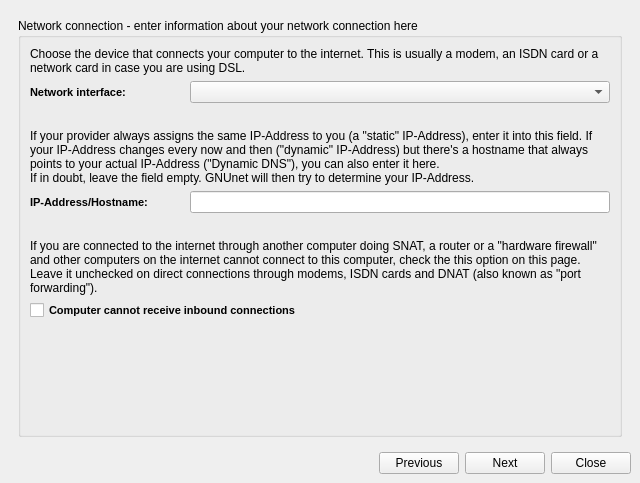
The window that src/setup/qt/gnunet-setup.ui (pruby/GNUnet-Mirror) describes before a commit, drawn with Qt 5.
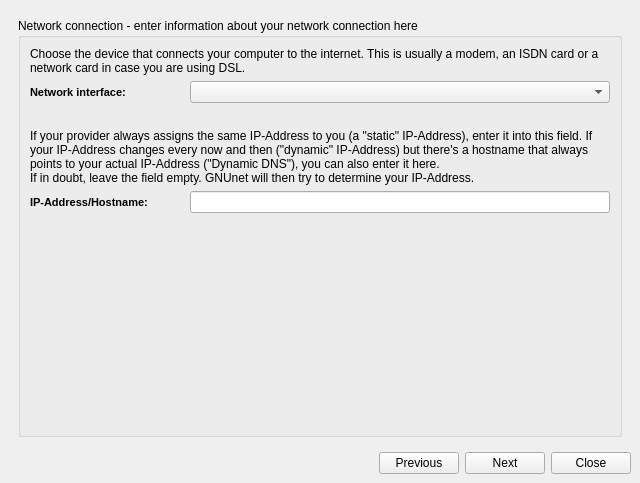
The same window after the commit. The open tabs and pages were chosen to show the change. Icons and pictures are not drawn.

Commit message: remove NAT option

Diff of the .ui file:
```diff
--- a/src/setup/qt/gnunet-setup.ui
+++ b/src/setup/qt/gnunet-setup.ui
@@ -224,44 +224,6 @@
             </property>
            </spacer>
           </item>
-          <item>
-           <widget class="QLabel" name="label_5" >
-            <property name="text" >
-             <string>If you are connected to the internet through another computer doing SNAT, a router or a "hardware firewall" and other computers on the internet cannot connect to this computer, check the this option on this page. Leave it unchecked on direct connections through modems, ISDN cards and DNAT (also known as "port forwarding").</string>
-            </property>
-            <property name="wordWrap" >
-             <bool>true</bool>
-            </property>
-           </widget>
-          </item>
-          <item>
-           <layout class="QHBoxLayout" >
-            <property name="margin" >
-             <number>0</number>
-            </property>
-            <property name="spacing" >
-             <number>6</number>
-            </property>
-            <item>
-             <widget class="QCheckBox" name="cbSNAT" >
-              <property name="font" >
-               <font>
-                <family>MS Shell Dlg 2</family>
-                <pointsize>8</pointsize>
-                <weight>75</weight>
-                <italic>false</italic>
-                <bold>true</bold>
-                <underline>false</underline>
-                <strikeout>false</strikeout>
-               </font>
-              </property>
-              <property name="text" >
-               <string>Computer cannot receive inbound connections</string>
-              </property>
-             </widget>
-            </item>
-           </layout>
-          </item>
           <item>
            <spacer>
             <property name="orientation" >
```
The commit also changes 1 other file.
